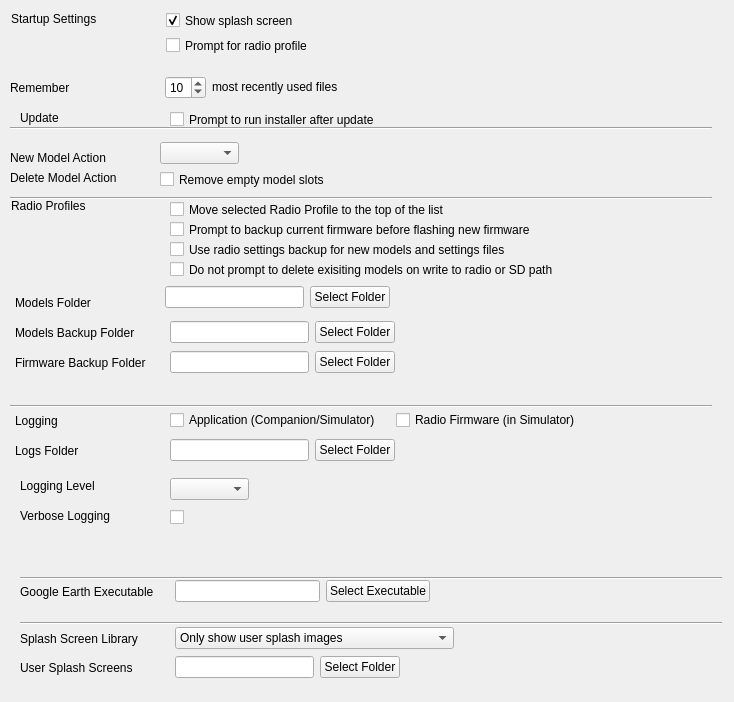
This is companion/src/prefsedit/prefs_app_2.ui in Kijan-Company/edgetx as Qt 5 draws it before an edit. The edited form follows.
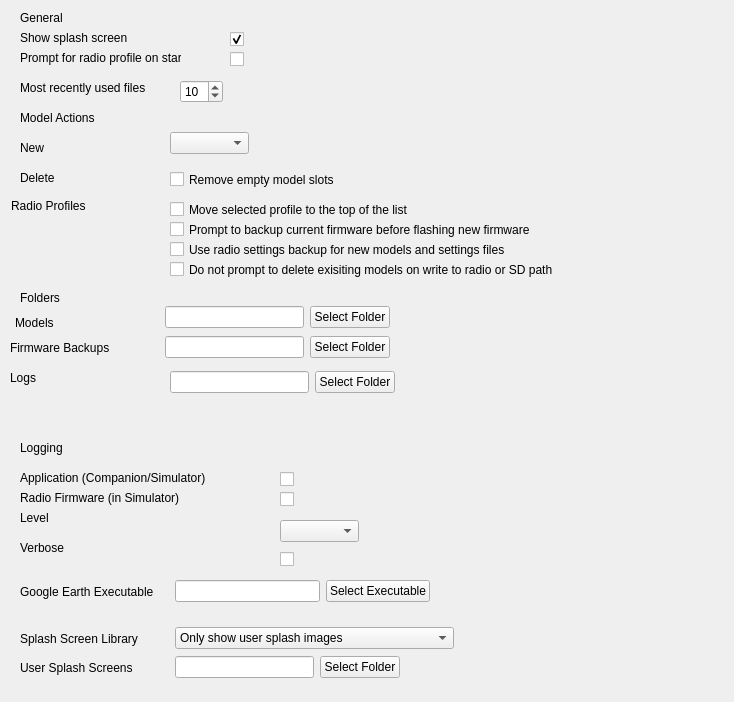
This is the edited form.

Commit message: Enable app prefs

What changed in the file:
```diff
--- a/companion/src/prefsedit/prefs_app_2.ui
+++ b/companion/src/prefsedit/prefs_app_2.ui
@@ -17,7 +17,7 @@
    <property name="geometry">
     <rect>
      <x>15</x>
-     <y>295</y>
+     <y>315</y>
      <width>91</width>
      <height>16</height>
     </rect>
@@ -29,14 +29,14 @@
     </sizepolicy>
    </property>
    <property name="text">
-    <string>Models Folder</string>
+    <string>Models</string>
    </property>
   </widget>
   <widget class="QWidget" name="layoutWidget">
    <property name="geometry">
     <rect>
      <x>165</x>
-     <y>285</y>
+     <y>305</y>
      <width>225</width>
      <height>24</height>
     </rect>
@@ -64,30 +64,11 @@
     </item>
    </layout>
   </widget>
-  <widget class="QLabel" name="label_11">
-   <property name="geometry">
-    <rect>
-     <x>10</x>
-     <y>170</y>
-     <width>127</width>
-     <height>16</height>
-    </rect>
-   </property>
-   <property name="sizePolicy">
-    <sizepolicy hsizetype="Maximum" vsizetype="Fixed">
-     <horstretch>0</horstretch>
-     <verstretch>0</verstretch>
-    </sizepolicy>
-   </property>
-   <property name="text">
-    <string>Delete Model Action</string>
-   </property>
-  </widget>
   <widget class="QLabel" name="label_19">
    <property name="geometry">
     <rect>
-     <x>15</x>
-     <y>355</y>
+     <x>10</x>
+     <y>340</y>
      <width>141</width>
      <height>16</height>
     </rect>
@@ -99,14 +80,14 @@
     </sizepolicy>
    </property>
    <property name="text">
-    <string>Firmware Backup Folder</string>
+    <string>Firmware Backups</string>
    </property>
   </widget>
   <widget class="QWidget" name="layoutWidget_2">
    <property name="geometry">
     <rect>
-     <x>170</x>
-     <y>350</y>
+     <x>165</x>
+     <y>335</y>
      <width>225</width>
      <height>24</height>
     </rect>
@@ -139,7 +120,7 @@
     <rect>
      <x>170</x>
      <y>260</y>
-     <width>501</width>
+     <width>451</width>
      <height>19</height>
     </rect>
    </property>
@@ -150,8 +131,8 @@
   <widget class="QComboBox" name="cboNewModelAction_2">
    <property name="geometry">
     <rect>
-     <x>170</x>
-     <y>478</y>
+     <x>280</x>
+     <y>520</y>
      <width>79</width>
      <height>22</height>
     </rect>
@@ -161,7 +142,7 @@
    <property name="geometry">
     <rect>
      <x>20</x>
-     <y>478</y>
+     <y>510</y>
      <width>127</width>
      <height>16</height>
     </rect>
@@ -173,14 +154,14 @@
     </sizepolicy>
    </property>
    <property name="text">
-    <string>Logging Level</string>
+    <string>Level</string>
    </property>
   </widget>
   <widget class="QCheckBox" name="sortProfiles_3">
    <property name="geometry">
     <rect>
-     <x>170</x>
-     <y>508</y>
+     <x>280</x>
+     <y>550</y>
      <width>31</width>
      <height>19</height>
     </rect>
@@ -193,7 +174,7 @@
    <property name="geometry">
     <rect>
      <x>20</x>
-     <y>508</y>
+     <y>540</y>
      <width>127</width>
      <height>16</height>
     </rect>
@@ -205,27 +186,14 @@
     </sizepolicy>
    </property>
    <property name="text">
-    <string>Verbose Logging</string>
-   </property>
-  </widget>
-  <widget class="Line" name="line_6">
-   <property name="geometry">
-    <rect>
-     <x>10</x>
-     <y>398</y>
-     <width>702</width>
-     <height>16</height>
-    </rect>
-   </property>
-   <property name="orientation">
-    <enum>Qt::Orientation::Horizontal</enum>
+    <string>Verbose</string>
    </property>
   </widget>
   <widget class="QLabel" name="label_5">
    <property name="geometry">
     <rect>
-     <x>10</x>
-     <y>80</y>
+     <x>20</x>
+     <y>10</y>
      <width>66</width>
      <height>16</height>
     </rect>
@@ -237,27 +205,14 @@
     </sizepolicy>
    </property>
    <property name="text">
-    <string>Remember</string>
-   </property>
-  </widget>
-  <widget class="QLabel" name="label_22">
-   <property name="geometry">
-    <rect>
-     <x>20</x>
-     <y>110</y>
-     <width>44</width>
-     <height>16</height>
-    </rect>
-   </property>
-   <property name="text">
-    <string>Update</string>
+    <string>General</string>
    </property>
   </widget>
   <widget class="QComboBox" name="cboNewModelAction">
    <property name="geometry">
     <rect>
-     <x>160</x>
-     <y>142</y>
+     <x>170</x>
+     <y>132</y>
      <width>79</width>
      <height>22</height>
     </rect>
@@ -266,8 +221,8 @@
   <widget class="QLabel" name="label_8">
    <property name="geometry">
     <rect>
-     <x>10</x>
-     <y>150</y>
+     <x>20</x>
+     <y>140</y>
      <width>127</width>
      <height>16</height>
     </rect>
@@ -279,15 +234,15 @@
     </sizepolicy>
    </property>
    <property name="text">
-    <string>New Model Action</string>
+    <string>New</string>
    </property>
   </widget>
   <widget class="QCheckBox" name="opt_removeBlankSlots">
    <property name="geometry">
     <rect>
-     <x>160</x>
+     <x>170</x>
      <y>170</y>
-     <width>201</width>
+     <width>341</width>
      <height>19</height>
     </rect>
    </property>
@@ -352,61 +307,17 @@
     <string>Google Earth Executable</string>
    </property>
   </widget>
-  <widget class="QWidget" name="layoutWidget">
-   <property name="geometry">
-    <rect>
-     <x>165</x>
-     <y>75</y>
-     <width>195</width>
-     <height>25</height>
-    </rect>
-   </property>
-   <layout class="QHBoxLayout" name="horizontalLayout_10" stretch="0,1">
-    <property name="spacing">
-     <number>6</number>
-    </property>
-    <item>
-     <widget class="QSpinBox" name="historySize">
-      <property name="sizePolicy">
-       <sizepolicy hsizetype="Maximum" vsizetype="Fixed">
-        <horstretch>40</horstretch>
-        <verstretch>0</verstretch>
-       </sizepolicy>
-      </property>
-      <property name="maximum">
-       <number>50</number>
-      </property>
-      <property name="value">
-       <number>10</number>
-      </property>
-     </widget>
-    </item>
-    <item>
-     <widget class="QLabel" name="label_15">
-      <property name="sizePolicy">
-       <sizepolicy hsizetype="Preferred" vsizetype="Fixed">
-        <horstretch>0</horstretch>
-        <verstretch>0</verstretch>
-       </sizepolicy>
-      </property>
-      <property name="text">
-       <string>most recently used files</string>
-      </property>
-     </widget>
-    </item>
-   </layout>
-  </widget>
   <widget class="QCheckBox" name="showSplash">
    <property name="geometry">
     <rect>
-     <x>166</x>
-     <y>11</y>
-     <width>143</width>
+     <x>230</x>
+     <y>30</y>
+     <width>41</width>
      <height>19</height>
     </rect>
    </property>
    <property name="text">
-    <string>Show splash screen</string>
+    <string/>
    </property>
    <property name="checked">
     <bool>true</bool>
@@ -422,20 +333,7 @@
     </rect>
    </property>
    <property name="text">
-    <string>Move selected Radio Profile to the top of the list</string>
-   </property>
-  </widget>
-  <widget class="QCheckBox" name="chkPromptInstall">
-   <property name="geometry">
-    <rect>
-     <x>170</x>
-     <y>110</y>
-     <width>237</width>
-     <height>19</height>
-    </rect>
-   </property>
-   <property name="text">
-    <string>Prompt to run installer after update</string>
+    <string>Move selected profile to the top of the list</string>
    </property>
   </widget>
   <widget class="QComboBox" name="splashincludeCB">
@@ -469,7 +367,7 @@
     <rect>
      <x>170</x>
      <y>220</y>
-     <width>408</width>
+     <width>441</width>
      <height>19</height>
     </rect>
    </property>
@@ -488,7 +386,7 @@
     <rect>
      <x>170</x>
      <y>240</y>
-     <width>383</width>
+     <width>441</width>
      <height>19</height>
     </rect>
    </property>
@@ -500,7 +398,7 @@
    <property name="geometry">
     <rect>
      <x>170</x>
-     <y>438</y>
+     <y>370</y>
      <width>225</width>
      <height>24</height>
     </rect>
@@ -531,8 +429,8 @@
   <widget class="QLabel" name="lbl_appLogsDir">
    <property name="geometry">
     <rect>
-     <x>15</x>
-     <y>443</y>
+     <x>10</x>
+     <y>370</y>
      <width>114</width>
      <height>16</height>
     </rect>
@@ -544,15 +442,15 @@
     </sizepolicy>
    </property>
    <property name="text">
-    <string>Logs Folder</string>
+    <string>Logs</string>
    </property>
   </widget>
   <widget class="QLabel" name="label_12">
    <property name="geometry">
     <rect>
-     <x>15</x>
-     <y>413</y>
-     <width>137</width>
+     <x>20</x>
+     <y>440</y>
+     <width>61</width>
      <height>16</height>
     </rect>
    </property>
@@ -566,51 +464,6 @@
     <string>Logging</string>
    </property>
   </widget>
-  <widget class="QWidget" name="layoutWidget">
-   <property name="geometry">
-    <rect>
-     <x>170</x>
-     <y>410</y>
-     <width>446</width>
-     <height>21</height>
-    </rect>
-   </property>
-   <layout class="QHBoxLayout" name="horizontalLayout_3">
-    <item>
-     <widget class="QCheckBox" name="opt_appDebugLog">
-      <property name="toolTip">
-       <string>&lt;html&gt;&lt;head/&gt;&lt;body&gt;&lt;p&gt;Keep a log of all debugging messages generated by the desktop Companion/Simulator applications. An EdgeTX developer may request this to help diagnose an issue.&lt;/p&gt;&lt;/body&gt;&lt;/html&gt;</string>
-      </property>
-      <property name="text">
-       <string>Application (Companion/Simulator)</string>
-      </property>
-     </widget>
-    </item>
-    <item>
-     <widget class="QCheckBox" name="opt_fwTraceLog">
-      <property name="toolTip">
-       <string>&lt;html&gt;&lt;head/&gt;&lt;body&gt;&lt;p&gt;Keep a log of all messages generated by the radio firmware when running in Simulator. This is the same information one would also see in the Simulator &lt;span style=&quot; font-style:italic;&quot;&gt;Debug Output&lt;/span&gt; window.&lt;/p&gt;&lt;/body&gt;&lt;/html&gt;</string>
-      </property>
-      <property name="text">
-       <string>Radio Firmware (in Simulator)</string>
-      </property>
-     </widget>
-    </item>
-   </layout>
-  </widget>
-  <widget class="Line" name="line_3">
-   <property name="geometry">
-    <rect>
-     <x>10</x>
-     <y>190</y>
-     <width>702</width>
-     <height>16</height>
-    </rect>
-   </property>
-   <property name="orientation">
-    <enum>Qt::Orientation::Horizontal</enum>
-   </property>
-  </widget>
   <widget class="QWidget" name="layoutWidget">
    <property name="geometry">
     <rect>
@@ -649,25 +502,6 @@
     </item>
    </layout>
   </widget>
-  <widget class="QLabel" name="label_17">
-   <property name="geometry">
-    <rect>
-     <x>15</x>
-     <y>325</y>
-     <width>141</width>
-     <height>16</height>
-    </rect>
-   </property>
-   <property name="sizePolicy">
-    <sizepolicy hsizetype="Maximum" vsizetype="Fixed">
-     <horstretch>0</horstretch>
-     <verstretch>0</verstretch>
-    </sizepolicy>
-   </property>
-   <property name="text">
-    <string>Models Backup Folder</string>
-   </property>
-  </widget>
   <widget class="QLabel" name="label_23">
    <property name="geometry">
     <rect>
@@ -703,27 +537,14 @@
   <widget class="QCheckBox" name="chkPromptProfile">
    <property name="geometry">
     <rect>
-     <x>166</x>
-     <y>36</y>
-     <width>164</width>
+     <x>230</x>
+     <y>50</y>
+     <width>51</width>
      <height>19</height>
     </rect>
    </property>
    <property name="text">
-    <string>Prompt for radio profile</string>
-   </property>
-  </widget>
-  <widget class="Line" name="line_2">
-   <property name="geometry">
-    <rect>
-     <x>20</x>
-     <y>615</y>
-     <width>702</width>
-     <height>16</height>
-    </rect>
-   </property>
-   <property name="orientation">
-    <enum>Qt::Orientation::Horizontal</enum>
+    <string/>
    </property>
   </widget>
   <widget class="QLabel" name="label_9">
@@ -745,57 +566,117 @@
     <string>User Splash Screens</string>
    </property>
   </widget>
-  <widget class="Line" name="line_7">
+  <widget class="QLabel" name="label_24">
    <property name="geometry">
     <rect>
      <x>20</x>
-     <y>570</y>
-     <width>702</width>
+     <y>290</y>
+     <width>81</width>
      <height>16</height>
     </rect>
    </property>
-   <property name="orientation">
-    <enum>Qt::Orientation::Horizontal</enum>
+   <property name="text">
+    <string>Folders</string>
    </property>
   </widget>
-  <widget class="QWidget" name="layoutWidget">
+  <widget class="QCheckBox" name="opt_appDebugLog">
    <property name="geometry">
     <rect>
-     <x>170</x>
-     <y>320</y>
-     <width>225</width>
-     <height>24</height>
+     <x>280</x>
+     <y>470</y>
+     <width>51</width>
+     <height>19</height>
     </rect>
    </property>
-   <layout class="QHBoxLayout" name="horizontalLayout_99">
-    <item>
-     <widget class="QLineEdit" name="backupPath">
-      <property name="enabled">
-       <bool>true</bool>
-      </property>
-      <property name="readOnly">
-       <bool>false</bool>
-      </property>
-      <property name="clearButtonEnabled">
-       <bool>true</bool>
-      </property>
-     </widget>
-    </item>
-    <item>
-     <widget class="QPushButton" name="backupPathButton">
-      <property name="text">
-       <string>Select Folder</string>
-      </property>
-     </widget>
-    </item>
-   </layout>
+   <property name="toolTip">
+    <string>&lt;html&gt;&lt;head/&gt;&lt;body&gt;&lt;p&gt;Keep a log of all debugging messages generated by the desktop Companion/Simulator applications. An EdgeTX developer may request this to help diagnose an issue.&lt;/p&gt;&lt;/body&gt;&lt;/html&gt;</string>
+   </property>
+   <property name="text">
+    <string/>
+   </property>
+  </widget>
+  <widget class="QCheckBox" name="opt_fwTraceLog">
+   <property name="geometry">
+    <rect>
+     <x>280</x>
+     <y>490</y>
+     <width>51</width>
+     <height>19</height>
+    </rect>
+   </property>
+   <property name="toolTip">
+    <string>&lt;html&gt;&lt;head/&gt;&lt;body&gt;&lt;p&gt;Keep a log of all messages generated by the radio firmware when running in Simulator. This is the same information one would also see in the Simulator &lt;span style=&quot; font-style:italic;&quot;&gt;Debug Output&lt;/span&gt; window.&lt;/p&gt;&lt;/body&gt;&lt;/html&gt;</string>
+   </property>
+   <property name="text">
+    <string/>
+   </property>
+  </widget>
+  <widget class="QLabel" name="label_15">
+   <property name="geometry">
+    <rect>
+     <x>20</x>
+     <y>80</y>
+     <width>161</width>
+     <height>16</height>
+    </rect>
+   </property>
+   <property name="sizePolicy">
+    <sizepolicy hsizetype="Preferred" vsizetype="Fixed">
+     <horstretch>0</horstretch>
+     <verstretch>0</verstretch>
+    </sizepolicy>
+   </property>
+   <property name="text">
+    <string>Most recently used files</string>
+   </property>
+  </widget>
+  <widget class="QSpinBox" name="historySize">
+   <property name="geometry">
+    <rect>
+     <x>180</x>
+     <y>80</y>
+     <width>43</width>
+     <height>23</height>
+    </rect>
+   </property>
+   <property name="sizePolicy">
+    <sizepolicy hsizetype="Maximum" vsizetype="Fixed">
+     <horstretch>40</horstretch>
+     <verstretch>0</verstretch>
+    </sizepolicy>
+   </property>
+   <property name="maximum">
+    <number>50</number>
+   </property>
+   <property name="value">
+    <number>10</number>
+   </property>
+  </widget>
+  <widget class="QLabel" name="label_11">
+   <property name="geometry">
+    <rect>
+     <x>20</x>
+     <y>170</y>
+     <width>127</width>
+     <height>16</height>
+    </rect>
+   </property>
+   <property name="sizePolicy">
+    <sizepolicy hsizetype="Maximum" vsizetype="Fixed">
+     <horstretch>0</horstretch>
+     <verstretch>0</verstretch>
+    </sizepolicy>
+   </property>
+   <property name="text">
+    <string>Delete</string>
+   </property>
   </widget>
   <widget class="QLabel" name="label_16">
    <property name="geometry">
     <rect>
-     <x>11</x>
-     <y>11</y>
-     <width>98</width>
+     <x>20</x>
+     <y>470</y>
+     <width>231</width>
      <height>16</height>
     </rect>
    </property>
@@ -806,20 +687,83 @@
     </sizepolicy>
    </property>
    <property name="text">
-    <string>Startup Settings</string>
+    <string>Application (Companion/Simulator)</string>
    </property>
   </widget>
-  <widget class="Line" name="line_4">
+  <widget class="QLabel" name="label_17">
    <property name="geometry">
     <rect>
-     <x>10</x>
-     <y>120</y>
-     <width>702</width>
+     <x>20</x>
+     <y>490</y>
+     <width>221</width>
      <height>16</height>
     </rect>
    </property>
-   <property name="orientation">
-    <enum>Qt::Orientation::Horizontal</enum>
+   <property name="sizePolicy">
+    <sizepolicy hsizetype="Maximum" vsizetype="Fixed">
+     <horstretch>0</horstretch>
+     <verstretch>0</verstretch>
+    </sizepolicy>
+   </property>
+   <property name="text">
+    <string>Radio Firmware (in Simulator)</string>
+   </property>
+  </widget>
+  <widget class="QLabel" name="label_20">
+   <property name="geometry">
+    <rect>
+     <x>20</x>
+     <y>110</y>
+     <width>127</width>
+     <height>16</height>
+    </rect>
+   </property>
+   <property name="sizePolicy">
+    <sizepolicy hsizetype="Maximum" vsizetype="Fixed">
+     <horstretch>0</horstretch>
+     <verstretch>0</verstretch>
+    </sizepolicy>
+   </property>
+   <property name="text">
+    <string>Model Actions</string>
+   </property>
+  </widget>
+  <widget class="QLabel" name="label_21">
+   <property name="geometry">
+    <rect>
+     <x>20</x>
+     <y>30</y>
+     <width>161</width>
+     <height>16</height>
+    </rect>
+   </property>
+   <property name="sizePolicy">
+    <sizepolicy hsizetype="Preferred" vsizetype="Fixed">
+     <horstretch>0</horstretch>
+     <verstretch>0</verstretch>
+    </sizepolicy>
+   </property>
+   <property name="text">
+    <string>Show splash screen</string>
+   </property>
+  </widget>
+  <widget class="QLabel" name="label_22">
+   <property name="geometry">
+    <rect>
+     <x>20</x>
+     <y>50</y>
+     <width>161</width>
+     <height>16</height>
+    </rect>
+   </property>
+   <property name="sizePolicy">
+    <sizepolicy hsizetype="Preferred" vsizetype="Fixed">
+     <horstretch>0</horstretch>
+     <verstretch>0</verstretch>
+    </sizepolicy>
+   </property>
+   <property name="text">
+    <string>Prompt for radio profile on startup</string>
    </property>
   </widget>
  </widget>
```
The commit also changes 2 other files.
